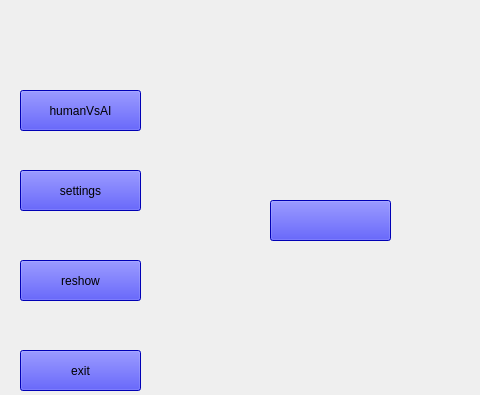
The window that startmenu.ui (CoderBak/Surakarta-client) describes before a commit, drawn with Qt 5; both pictures show x 0 to 480 and y 0 to 395 of the 792 by 501 pixel window.
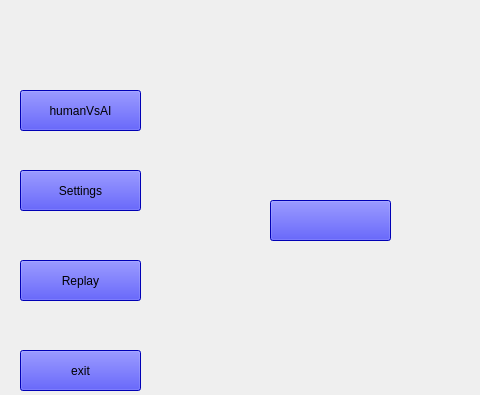
The same window after the commit. Icons and pictures are not drawn.

Commit message: Add replay system I

```diff
--- a/startmenu.ui
+++ b/startmenu.ui
@@ -78,7 +78,7 @@
 </string>
    </property>
    <property name="text">
-    <string>reshow</string>
+    <string>Replay</string>
    </property>
   </widget>
   <widget class="QPushButton" name="settingsButton">
@@ -95,7 +95,7 @@
 </string>
    </property>
    <property name="text">
-    <string>settings</string>
+    <string>Settings</string>
    </property>
   </widget>
   <widget class="QPushButton" name="humanVsAIButton">
```
Left out of the diff: 2 changed lines with no effect on the pictures. The commit also changes 11 other files.
